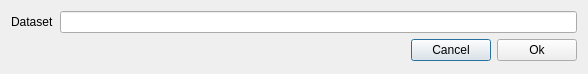
Qt form QgisModelBaker/ui/edit_dataset_name.ui (opengisch/QgisModelBaker) before a commit.
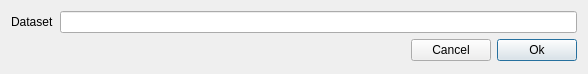
The same form after that commit.

Commit message: UX improvment in Dataset Manager - on editing / adding dataset dialog default key (on pressing enter) is now ok and not cancel after editing / adding dataset this dataset is selected and scrolled to in the list

The edit to the form file:
```diff
--- a/QgisModelBaker/ui/edit_dataset_name.ui
+++ b/QgisModelBaker/ui/edit_dataset_name.ui
@@ -39,6 +39,9 @@
      <property name="text">
       <string>Ok</string>
      </property>
+     <property name="default">
+      <bool>true</bool>
+     </property>
     </widget>
    </item>
    <item row="0" column="1" colspan="2">
```
The commit also changes 1 other file.
